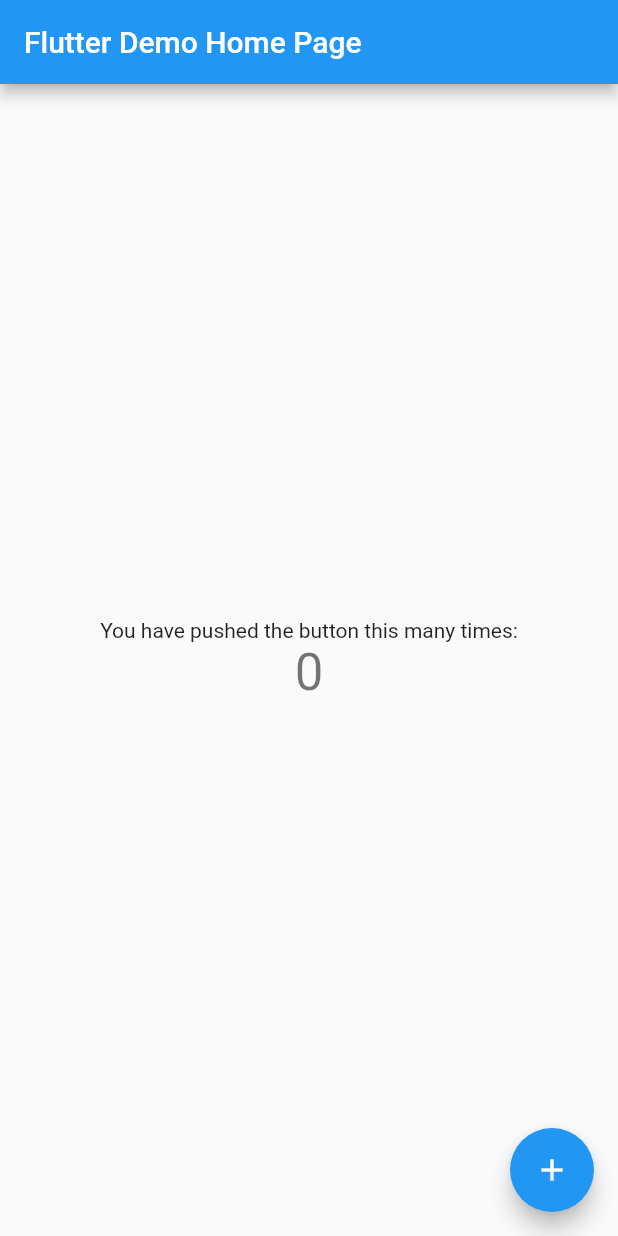
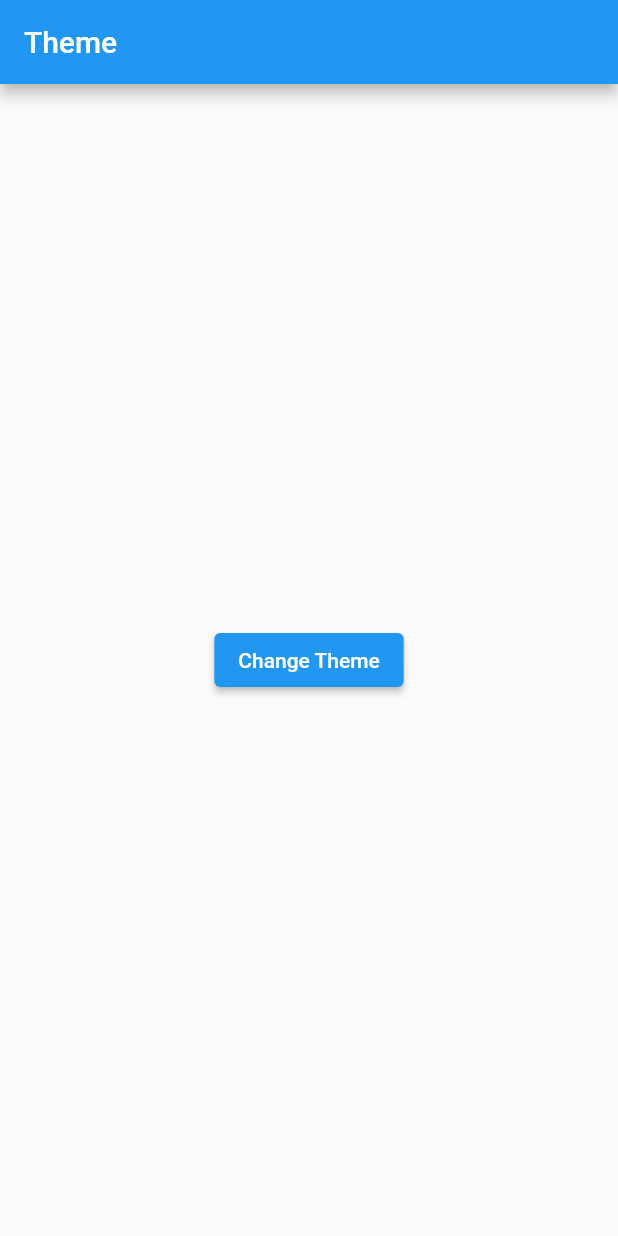
Before and after one commit to rsyd29/cubit_payload, a Flutter app: the screen it shows after launch, on a phone screen of 412 x 824 dp. Run offline on Flutter 3.47's test engine with Material 2 defaults, Android fonts, the phone set to English and light mode, and no system bars.

Commit message:
Create page MyHomePage

```diff
--- a/lib/main.dart
+++ b/lib/main.dart
@@ -1,3 +1,5 @@
+import 'dart:math';
+
 import 'package:flutter/material.dart';
 
 void main() {
@@ -7,109 +9,36 @@ void main() {
 class MyApp extends StatelessWidget {
   const MyApp({Key? key}) : super(key: key);
 
-  // This widget is the root of your application.
   @override
   Widget build(BuildContext context) {
     return MaterialApp(
-      title: 'Flutter Demo',
+      title: 'Event Payload',
       theme: ThemeData(
-        // This is the theme of your application.
-        //
-        // Try running your application with "flutter run". You'll see the
-        // application has a blue toolbar. Then, without quitting the app, try
-        // changing the primarySwatch below to Colors.green and then invoke
-        // "hot reload" (press "r" in the console where you ran "flutter run",
-        // or simply save your changes to "hot reload" in a Flutter IDE).
-        // Notice that the counter didn't reset back to zero; the application
-        // is not restarted.
         primarySwatch: Colors.blue,
       ),
-      home: const MyHomePage(title: 'Flutter Demo Home Page'),
+      home: const MyHomePage(),
     );
   }
 }
 
-class MyHomePage extends StatefulWidget {
-  const MyHomePage({Key? key, required this.title}) : super(key: key);
-
-  // This widget is the home page of your application. It is stateful, meaning
-  // that it has a State object (defined below) that contains fields that affect
-  // how it looks.
-
-  // This class is the configuration for the state. It holds the values (in this
-  // case the title) provided by the parent (in this case the App widget) and
-  // used by the build method of the State. Fields in a Widget subclass are
-  // always marked "final".
-
-  final String title;
-
-  @override
-  State<MyHomePage> createState() => _MyHomePageState();
-}
-
-class _MyHomePageState extends State<MyHomePage> {
-  int _counter = 0;
-
-  void _incrementCounter() {
-    setState(() {
-      // This call to setState tells the Flutter framework that something has
-      // changed in this State, which causes it to rerun the build method below
-      // so that the display can reflect the updated values. If we changed
-      // _counter without calling setState(), then the build method would not be
-      // called again, and so nothing would appear to happen.
-      _counter++;
-    });
-  }
+class MyHomePage extends StatelessWidget {
+  const MyHomePage({Key? key}) : super(key: key);
 
   @override
   Widget build(BuildContext context) {
-    // This method is rerun every time setState is called, for instance as done
-    // by the _incrementCounter method above.
-    //
-    // The Flutter framework has been optimized to make rerunning build methods
-    // fast, so that you can just rebuild anything that needs updating rather
-    // than having to individually change instances of widgets.
     return Scaffold(
       appBar: AppBar(
-        // Here we take the value from the MyHomePage object that was created by
-        // the App.build method, and use it to set our appbar title.
-        title: Text(widget.title),
+        title: Text('Theme'),
       ),
       body: Center(
-        // Center is a layout widget. It takes a single child and positions it
-        // in the middle of the parent.
-        child: Column(
-          // Column is also a layout widget. It takes a list of children and
-          // arranges them vertically. By default, it sizes itself to fit its
-          // children horizontally, and tries to be as tall as its parent.
-          //
-          // Invoke "debug painting" (press "p" in the console, choose the
-          // "Toggle Debug Paint" action from the Flutter Inspector in Android
-          // Studio, or the "Toggle Debug Paint" command in Visual Studio Code)
-          // to see the wireframe for each widget.
-          //
-          // Column has various properties to control how it sizes itself and
-          // how it positions its children. Here we use mainAxisAlignment to
-          // center the children vertically; the main axis here is the vertical
-          // axis because Columns are vertical (the cross axis would be
-          // horizontal).
-          mainAxisAlignment: MainAxisAlignment.center,
-          children: <Widget>[
-            const Text(
-              'You have pushed the button this many times:',
-            ),
-            Text(
-              '$_counter',
-              style: Theme.of(context).textTheme.headline4,
-            ),
-          ],
+        child: ElevatedButton(
+          child: Text('Change Theme'),
+          onPressed: () {
+            final int randInt = Random().nextInt(10);
+            print('randInt: $randInt');
+          },
         ),
       ),
-      floatingActionButton: FloatingActionButton(
-        onPressed: _incrementCounter,
-        tooltip: 'Increment',
-        child: const Icon(Icons.add),
-      ), // This trailing comma makes auto-formatting nicer for build methods.
     );
   }
 }
```
